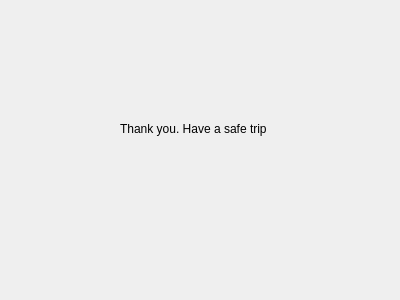
This is FFF_Project_1/endwindow.ui in EPaz0/Project-1-Fast-Food-Fantasy as Qt 5 draws it before an edit. The edited form follows.
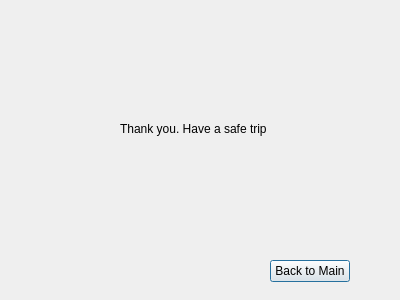
This is the edited form.

Commit message: Admin stays on back clicked and back added to endwindow

What changed in the file:
```diff
--- a/FFF_Project_1/endwindow.ui
+++ b/FFF_Project_1/endwindow.ui
@@ -13,7 +13,7 @@
   <property name="windowTitle">
    <string>Dialog</string>
   </property>
-  <widget class="QWidget" name="">
+  <widget class="QWidget" name="layoutWidget">
    <property name="geometry">
     <rect>
      <x>120</x>
@@ -32,6 +32,19 @@
     </item>
    </layout>
   </widget>
+  <widget class="QPushButton" name="pushButton">
+   <property name="geometry">
+    <rect>
+     <x>270</x>
+     <y>260</y>
+     <width>80</width>
+     <height>22</height>
+    </rect>
+   </property>
+   <property name="text">
+    <string>Back to Main</string>
+   </property>
+  </widget>
  </widget>
  <resources/>
  <connections/>
```
The commit also changes 8 other files.
